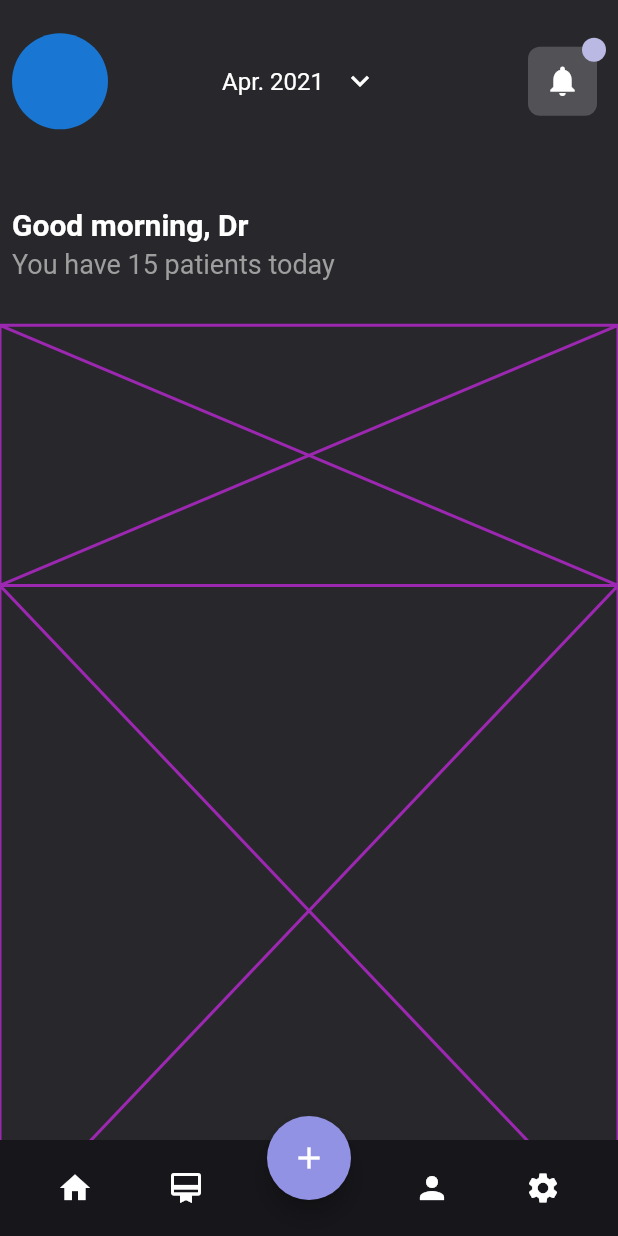
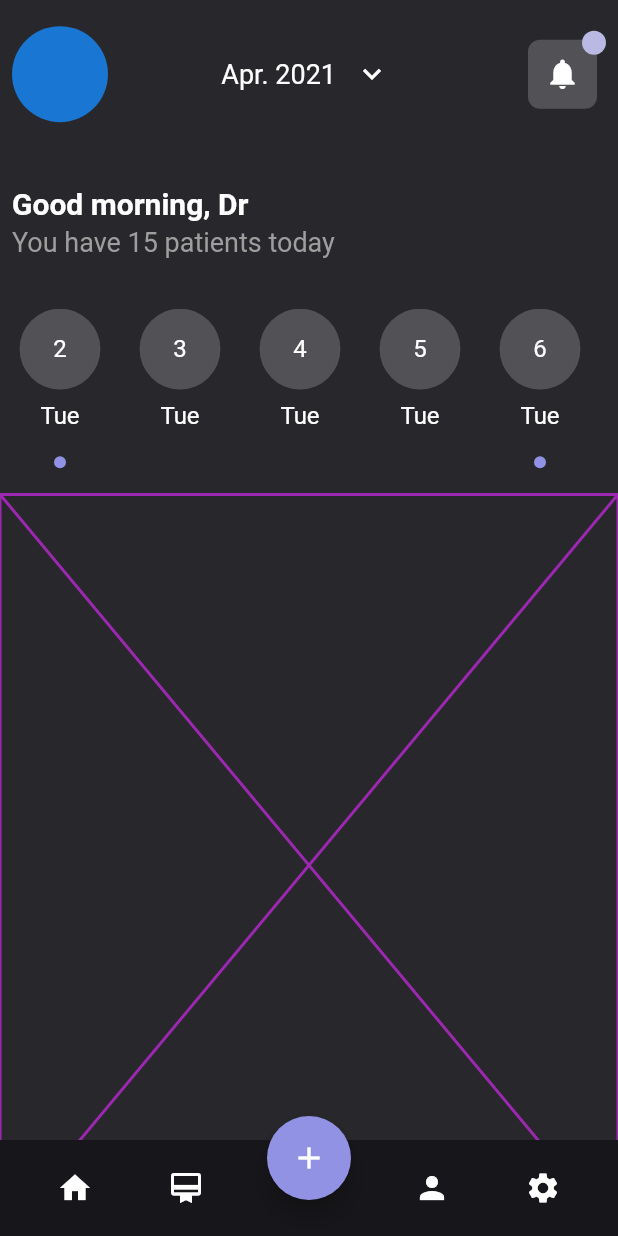
Before and after one commit to QD1221/medical_app, a Flutter app: the screen it shows after launch, on a phone screen of 412 x 824 dp. Run offline on Flutter 3.47's test engine with Material 2 defaults, Android fonts, the phone set to English and light mode, and no system bars.

Commit message:
3rd commit

```diff
--- a/lib/ui/home_page.dart
+++ b/lib/ui/home_page.dart
@@ -4,6 +4,14 @@ Color backgroundColor = Color(0xff27272c);
 Color deepDarkColor = Color(0xff17171b);
 Color deepPurpleColor = Color(0xff9292e4);
 Color lightPurpleColor = Color(0xffb9b9e3);
+
+class CalDate {
+  int day;
+  String weekend;
+  bool isEvent;
+
+  CalDate(this.day, this.weekend, {this.isEvent = false});
+}
 
 class HomePage extends StatefulWidget {
   const HomePage({Key? key}) : super(key: key);
@@ -13,6 +21,23 @@ class HomePage extends StatefulWidget {
 }
 
 class _HomePageState extends State<HomePage> {
+  final List<CalDate> _calItems = List.generate(
+      10,
+      (index) => CalDate(
+          DateTime.now()
+              .add(
+                Duration(days: index),
+              )
+              .day,
+          "Tue",
+          isEvent: index % 4 == 0 ? true : false));
+
+  @override
+  void initState() {
+    // TODO: implement initState
+    super.initState();
+  }
+
   @override
   Widget build(BuildContext context) {
     return Scaffold(
@@ -21,14 +46,10 @@ class _HomePageState extends State<HomePage> {
         child: Stack(
           children: [
             Positioned(
-              left: 0,
-              right: 0,
-              top: 0,
-              bottom: 0,
               child: Column(
                 children: [
                   Expanded(
-                    flex: 5,
+                    flex: 6,
                     child: Column(
                       crossAxisAlignment: CrossAxisAlignment.start,
                       children: [
@@ -38,19 +59,21 @@ class _HomePageState extends State<HomePage> {
                             child: Row(
                               children: [
                                 Expanded(
-                                    child: Align(
-                                  alignment: Alignment.centerLeft,
-                                  child: CircleAvatar(
-                                    radius: 32,
+                                  child: Align(
+                                    alignment: Alignment.centerLeft,
+                                    child: CircleAvatar(
+                                      radius: 32,
+                                    ),
                                   ),
-                                )),
+                                ),
                                 Expanded(
                                     child: Row(
-                                  mainAxisAlignment: MainAxisAlignment.center,
+                                  mainAxisAlignment: MainAxisAlignment.end,
                                   children: [
                                     Text(
                                       'Apr. 2021',
-                                      style: TextStyle(color: Colors.white, fontSize: 16),
+                                      style: TextStyle(
+                                          color: Colors.white, fontSize: 18),
                                     ),
                                     IconButton(
                                       icon: Icon(Icons.keyboard_arrow_down),
@@ -141,12 +164,72 @@ class _HomePageState extends State<HomePage> {
                     ),
                   ),
                   Expanded(
-                      flex: 4,
-                      child: Placeholder(
-                        color: Colors.purple,
-                      )),
+                    flex: 4,
+                    child: Container(
+                      padding: EdgeInsets.symmetric(vertical: 8),
+                      child: ListView.builder(
+                        itemCount: _calItems.length,
+                        scrollDirection: Axis.horizontal,
+                        itemBuilder: (BuildContext context, int index) {
+                          return Padding(
+                            padding: const EdgeInsets.symmetric(horizontal: 4),
+                            child: SizedBox(
+                              width: 72,
+                              child: Container(
+                                child: Column(
+                                  mainAxisAlignment: MainAxisAlignment.center,
+                                  children: [
+                                    Expanded(
+                                      flex: 2,
+                                      child: CircleAvatar(
+                                        radius: 32,
+                                        backgroundColor:
+                                            Colors.white.withOpacity(0.2),
+                                        foregroundColor: Colors.white,
+                                        child: Text(
+                                          '${_calItems[index].day}',
+                                          style: TextStyle(
+                                            fontSize: 16,
+                                          ),
+                                        ),
+                                      ),
+                                    ),
+                                    SizedBox(
+                                      height: 8,
+                                    ),
+                                    Expanded(
+                                      child: Text(
+                                        '${_calItems[index].weekend}',
+                                        style: TextStyle(
+                                          fontSize: 16,
+                                          color: Colors.white,
+                                        ),
+                                      ),
+                                    ),
+                                    Expanded(
+                                      child: _calItems[index].isEvent
+                                          ? Container(
+                                              child: Center(
+                                                child: CircleAvatar(
+                                                  radius: 4,
+                                                  backgroundColor:
+                                                      deepPurpleColor,
+                                                ),
+                                              ),
+                                            )
+                                          : Container(),
+                                    )
+                                  ],
+                                ),
+                              ),
+                            ),
+                          );
+                        },
+                      ),
+                    ),
+                  ),
                   Expanded(
-                      flex: 10,
+                      flex: 15,
                       child: Placeholder(
                         color: Colors.purple,
                       ))
```
